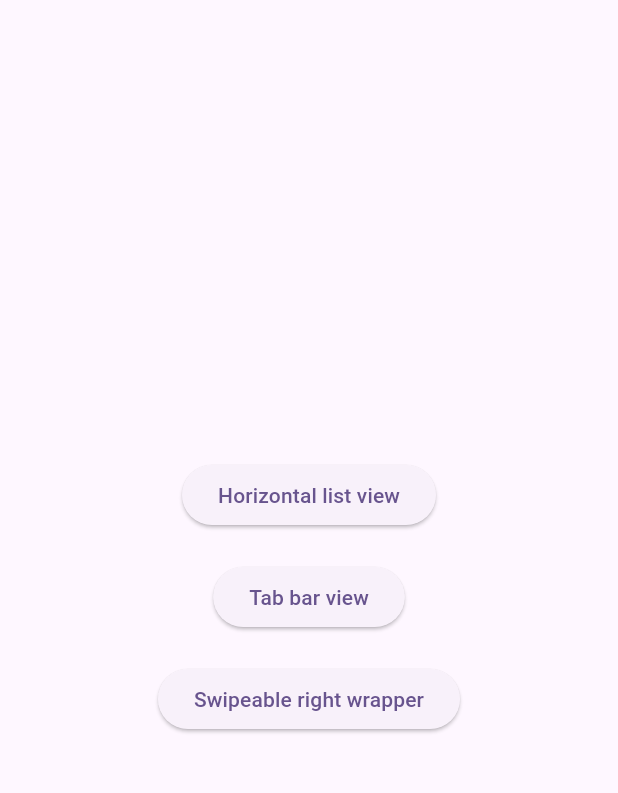
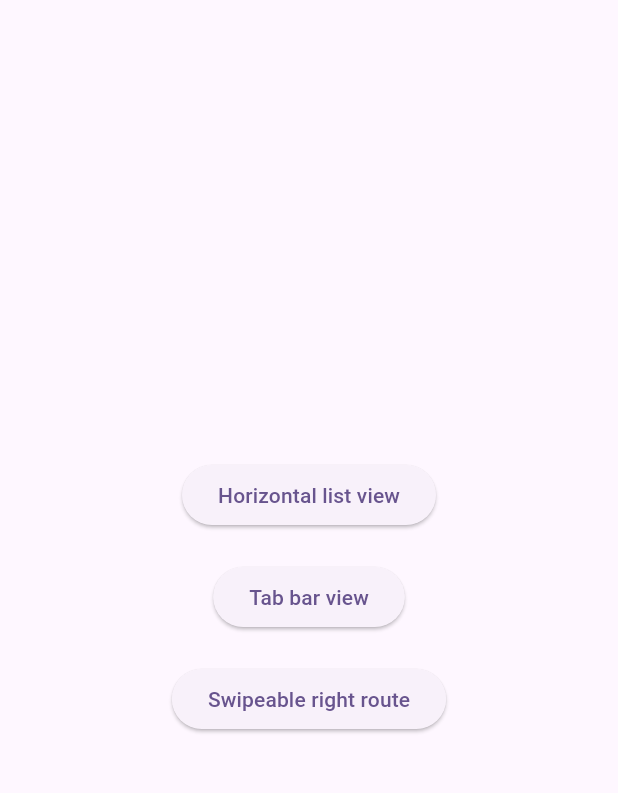
Before and after one commit to zeref278/cupertino_route, a Flutter app: the screen it shows after launch, on a phone screen of 412 x 824 dp, the part 63-856 px from its top. Run offline on Flutter 3.47's test engine with Material 3 defaults, Android fonts, the phone set to English and light mode, and no system bars.

Commit message:
Enhance navigation in MyApp with CupertinoRoute and initial route setup; introduce EmptyScreen widget and update BackGestureDetector to support custom scroll physics.

```diff
--- a/example/lib/main.dart
+++ b/example/lib/main.dart
@@ -12,11 +12,29 @@ class MyApp extends StatelessWidget {
   Widget build(BuildContext context) {
     return MaterialApp(
       title: 'Cupertino Route',
+      onGenerateRoute: (settings) {
+        return CupertinoRoute(
+          builder: (context) => const MyHomePage(),
+        );
+      },
+      onGenerateInitialRoutes: (settings) {
+        return [
+          CupertinoRoute(
+            builder: (context) => const MyHomePage(),
+          )
+        ];
+      },
       theme: ThemeData(
         colorScheme: ColorScheme.fromSeed(seedColor: Colors.deepPurple),
         useMaterial3: true,
+        pageTransitionsTheme: PageTransitionsTheme(
+          builders: {
+            for (final platform in TargetPlatform.values)
+              platform: const CupertinoPageTransitionsBuilder(),
+          },
+        ),
       ),
-      home: const MyHomePage(),
+      // home: ,
     );
   }
 }
@@ -64,11 +82,11 @@ class MyHomePage extends StatelessWidget {
                   context,
                   CupertinoRoute(
                     builder: (context) => const HorizontalListViewScreen(),
-                    swipeableBuilder: (context) => const TabBarViewScreen(),
+                    swipeableBuilder: (context) => const EmptyScreen(),
                   ),
                 );
               },
-              child: const Text('Swipeable right wrapper'),
+              child: const Text('Swipeable right route'),
             ),
           ],
         ),
@@ -168,3 +186,16 @@ class _TabBarViewScreenState extends State<TabBarViewScreen>
     );
   }
 }
+
+class EmptyScreen extends StatelessWidget {
+  const EmptyScreen({super.key});
+
+  @override
+  Widget build(BuildContext context) {
+    return const Scaffold(
+      body: Center(
+        child: Text('Empty screen'),
+      ),
+    );
+  }
+}
--- a/lib/cupertino_route.dart
+++ b/lib/cupertino_route.dart
@@ -1,3 +1,3 @@
 library cupertino_route;
 
-export 'package:cupertino_route/src/route/route.dart' show CupertinoRoute;
+export 'package:cupertino_route/src/route/route.dart';
--- a/lib/src/route/back_gesture.dart
+++ b/lib/src/route/back_gesture.dart
@@ -112,6 +112,7 @@ class BackGestureDetector<T> extends StatefulWidget {
     required this.onStartPopGesture,
     required this.child,
     this.swipeableBuilder,
+    this.physics,
   });
 
   final Widget child;
@@ -121,6 +122,8 @@ class BackGestureDetector<T> extends StatefulWidget {
   final ValueGetter<BackGestureController<T>> onStartPopGesture;
 
   final WidgetBuilder? swipeableBuilder;
+
+  final ScrollPhysics? physics;
 
   @override
   BackGestureDetectorState<T> createState() => BackGestureDetectorState<T>();
@@ -419,11 +422,16 @@ class BackGestureDetectorState<T> extends State<BackGestureDetector<T>>
                   ..onEnd = _handleDragEnd,
               ),
             },
+            child: ScrollConfiguration(
+              behavior: widget.physics != null
+                  ? _ScrollBehavior(physics: widget.physics!)
+                  : ScrollConfiguration.of(context),
               child: NotificationListener<Notification>(
                 onNotification: (notification) {
                   if (notification is ScrollMetricsNotification &&
                       notification.metrics.axis == Axis.horizontal) {
-                  ScrollableState? findTopMostScrollable(BuildContext context) {
+                    ScrollableState? findTopMostScrollable(
+                        BuildContext context) {
                       // Find the nearest ScrollableState ancestor
                       final state =
                           context.findAncestorStateOfType<ScrollableState>();
@@ -450,6 +458,7 @@ class BackGestureDetectorState<T> extends State<BackGestureDetector<T>>
                   return false;
                 },
                 child: _buildChild(),
+              ),
             ),
           ),
         ),
@@ -586,3 +595,16 @@ class RouteScrollResolverState extends State<RouteScrollResolver> {
     );
   }
 }
+
+class _ScrollBehavior extends ScrollBehavior {
+  const _ScrollBehavior({
+    required this.physics,
+  });
+
+  final ScrollPhysics physics;
+
+  @override
+  ScrollPhysics getScrollPhysics(BuildContext context) {
+    return physics;
+  }
+}
--- a/lib/src/route/route.dart
+++ b/lib/src/route/route.dart
@@ -18,8 +18,7 @@ class CupertinoRoute<T> extends PageRoute<T> with TransitionMixin<T> {
     super.allowSnapshotting = true,
     super.barrierDismissible = false,
     this.swipeableBuilder,
-    this.isSwipeable = false,
-    this.animationController,
+    this.physics,
   }) {
     assert(opaque);
   }
@@ -27,10 +26,8 @@ class CupertinoRoute<T> extends PageRoute<T> with TransitionMixin<T> {
   /// Builds the primary contents of the route.
   final WidgetBuilder builder;
 
+  /// Builds the swipeable content of the route.
   final WidgetBuilder? swipeableBuilder;
-
-  @override
-  final bool isSwipeable;
 
   @override
   Widget buildContent(BuildContext context) => builder(context);
@@ -38,8 +35,10 @@ class CupertinoRoute<T> extends PageRoute<T> with TransitionMixin<T> {
   @override
   WidgetBuilder? get buildSwipeableContent => swipeableBuilder;
 
+  /// The scroll physics of the route.
   @override
-  final ValueSetter<AnimationController?>? animationController;
+  final ScrollPhysics? physics;
+
   @override
   final String? title;
 
--- a/lib/src/route/transition_mixin.dart
+++ b/lib/src/route/transition_mixin.dart
@@ -2,6 +2,7 @@ import 'package:cupertino_route/src/route/back_gesture.dart';
 import 'package:cupertino_route/src/constants/constants.dart';
 import 'package:flutter/cupertino.dart';
 import 'package:flutter/foundation.dart';
+import 'package:flutter/material.dart';
 
 mixin TransitionMixin<T> on PageRoute<T> {
   /// Builds the primary contents of the route.
@@ -12,51 +13,18 @@ mixin TransitionMixin<T> on PageRoute<T> {
   @protected
   WidgetBuilder? buildSwipeableContent;
 
-  /// Whether the route is swipeable.
-  @protected
-  bool get isSwipeable;
-
-  /// The controller for the swipeable route.
-  @protected
-  ValueSetter<AnimationController?>? get animationController;
-
-  /// {@template flutter.cupertino.CupertinoRouteTransitionMixin.title}
-  /// A title string for this route.
-  ///
-  /// Used to auto-populate [CupertinoNavigationBar] and
-  /// [CupertinoSliverNavigationBar]'s `middle`/`largeTitle` widgets when
-  /// one is not manually supplied.
-  /// {@endtemplate}
   String? get title;
 
   ValueNotifier<String?>? _previousTitle;
 
-  /// The title string of the previous [CupertinoRoute].
-  ///
-  /// The [ValueListenable]'s value is readable after the route is installed
-  /// onto a [Navigator]. The [ValueListenable] will also notify its listeners
-  /// if the value changes (such as by replacing the previous route).
-  ///
-  /// The [ValueListenable] itself will be null before the route is installed.
-  /// Its content value will be null if the previous route has no title or
-  /// is not a [CupertinoRoute].
-  ///
-  /// See also:
-  ///
-  ///  * [ValueListenableBuilder], which can be used to listen and rebuild
-  ///    widgets based on a ValueListenable.
+  ScrollPhysics? get physics;
+
   ValueListenable<String?> get previousTitle {
     assert(
       _previousTitle != null,
       'Cannot read the previousTitle for a route that has not yet been installed',
     );
     return _previousTitle!;
-  }
-
-  @override
-  void install() {
-    super.install();
-    animationController?.call(controller);
   }
 
   @override
@@ -68,9 +36,7 @@ mixin TransitionMixin<T> on PageRoute<T> {
   @override
   void didChangePrevious(Route<dynamic>? previousRoute) {
     final String? previousTitleString =
-        previousRoute is CupertinoRouteTransitionMixin
-            ? previousRoute.title
-            : null;
+        previousRoute is TransitionMixin ? previousRoute.title : null;
     if (_previousTitle == null) {
       _previousTitle = ValueNotifier<String?>(previousTitleString);
     } else {
@@ -93,8 +59,9 @@ mixin TransitionMixin<T> on PageRoute<T> {
   @override
   bool canTransitionTo(TransitionRoute<dynamic> nextRoute) {
     // Don't perform outgoing animation if the next route is a fullscreen dialog.
-    return nextRoute is CupertinoRouteTransitionMixin &&
-        !nextRoute.fullscreenDialog;
+    return (nextRoute is TransitionMixin && !nextRoute.fullscreenDialog) ||
+        (nextRoute is CupertinoRouteTransitionMixin &&
+            !nextRoute.fullscreenDialog);
   }
 
   @override
@@ -111,7 +78,7 @@ mixin TransitionMixin<T> on PageRoute<T> {
     );
   }
 
-  // Called by _CupertinoBackGestureDetector when a pop ("back") drag start
+  // Called by BackGestureDetector when a pop ("back") drag start
   // gesture is detected. The returned controller handles all of the subsequent
   // drag events.
   static BackGestureController<T> _startPopGesture<T>(PageRoute<T> route) {
@@ -139,7 +106,7 @@ mixin TransitionMixin<T> on PageRoute<T> {
   ///
   ///  * [CupertinoPageTransitionsBuilder], which uses this method to define a
   ///    [PageTransitionsBuilder] for the [PageTransitionsTheme].
-  Widget buildPageTransitions<T>(
+  Widget buildPageTransitions(
     PageRoute<T> route,
     BuildContext context,
     Animation<double> animation,
@@ -168,6 +135,7 @@ mixin TransitionMixin<T> on PageRoute<T> {
           enabledCallback: () => route.popGestureEnabled,
           onStartPopGesture: () => _startPopGesture<T>(route),
           swipeableBuilder: buildSwipeableContent,
+          physics: physics,
           child: child,
         ),
       );
@@ -181,7 +149,7 @@ mixin TransitionMixin<T> on PageRoute<T> {
     Animation<double> secondaryAnimation,
     Widget child,
   ) {
-    return buildPageTransitions<T>(
+    return buildPageTransitions(
       this,
       context,
       animation,
--- a/lib/src/swipeable/swipeable_right_wrapper.dart
+++ b/lib/src/swipeable/swipeable_right_wrapper.dart
@@ -53,6 +53,7 @@ class _SwipeableRightWrapperState extends State<SwipeableRightWrapper> {
           const SizedBox(),
         PageView.builder(
           controller: _pageController,
+          // hitTestBehavior: HitTestBehavior.deferToChild,
           itemCount: 2,
           itemBuilder: (context, index) {
             if (index == 0) return const SizedBox();
```
Lines whose indentation alone changed are shown as unchanged.
